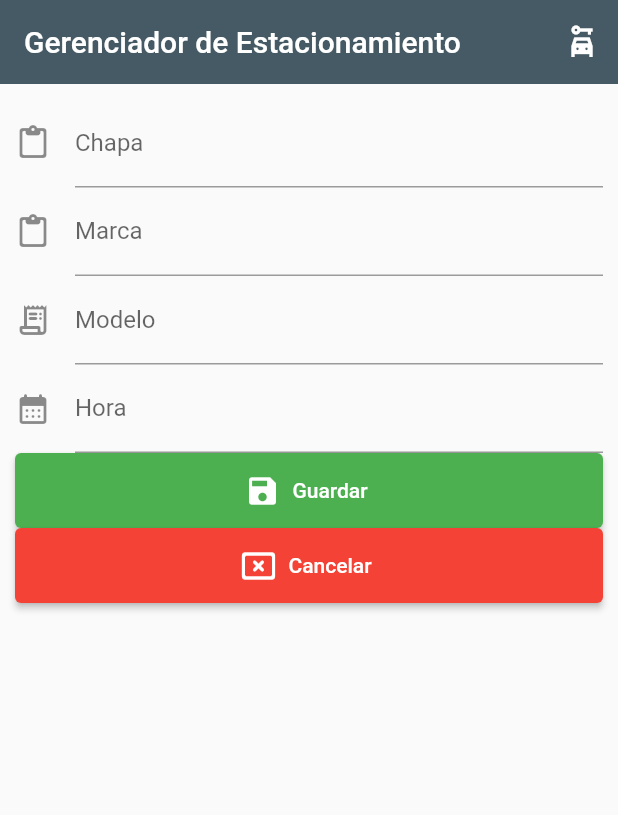
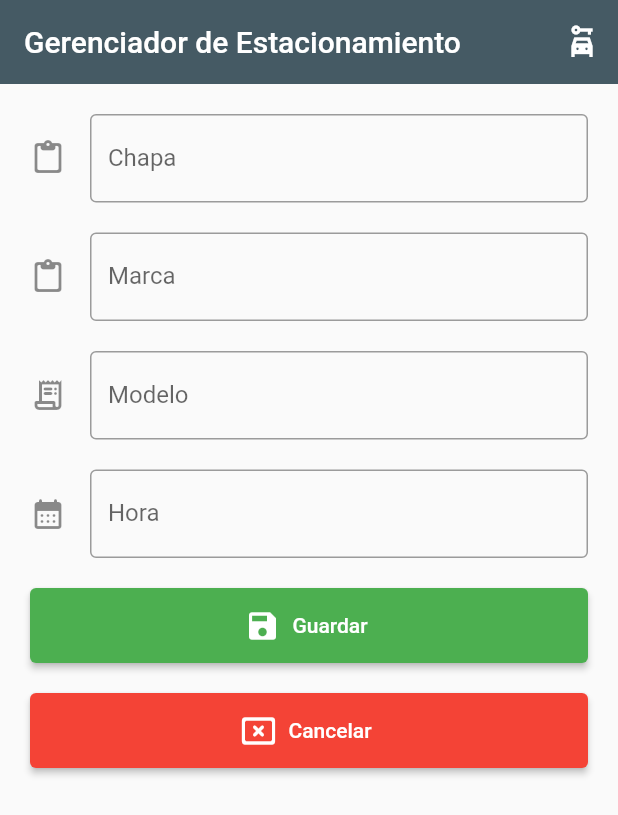
Before and after one commit to cristhiankelm/parking_management, a Flutter app: the screen it shows after launch, on a phone screen of 412 x 824 dp. Shown: the top 815 px of the screen. Run offline on Flutter 3.47's test engine with Material 2 defaults, Android fonts, the light colour scheme and no system bars.

Commit message:
fix style home screen

```diff
--- a/lib/screens/home_screens.dart
+++ b/lib/screens/home_screens.dart
@@ -6,25 +6,33 @@ class HomeScreens extends StatelessWidget {
   Widget fieldPlate() {
     return TextFormField(
         decoration: InputDecoration(
-            labelText: 'Chapa', icon: Icon(Icons.paste_rounded)));
+            labelText: 'Chapa',
+            icon: Icon(Icons.paste_rounded),
+            border: OutlineInputBorder()));
   }
 
   Widget fieldEmail() {
     return TextFormField(
         decoration: InputDecoration(
-            labelText: 'Marca', icon: Icon(Icons.paste_rounded)));
+            labelText: 'Marca',
+            icon: Icon(Icons.paste_rounded),
+            border: OutlineInputBorder()));
   }
 
   Widget fieldModel() {
     return TextFormField(
         decoration: InputDecoration(
-            labelText: 'Modelo', icon: Icon(Icons.receipt_long_rounded)));
+            labelText: 'Modelo',
+            icon: Icon(Icons.receipt_long_rounded),
+            border: OutlineInputBorder()));
   }
 
   Widget fieldClock() {
     return TextFormField(
         decoration: InputDecoration(
-            labelText: 'Hora', icon: Icon(Icons.calendar_month_rounded)));
+            labelText: 'Hora',
+            icon: Icon(Icons.calendar_month_rounded),
+            border: OutlineInputBorder()));
   }
 
   Widget buttonSave() {
@@ -59,16 +67,21 @@ class HomeScreens extends StatelessWidget {
           IconButton(onPressed: () {}, icon: Icon(Icons.car_rental_sharp))
         ],
       ),
-      body: Padding(
-        padding: EdgeInsets.all(10),
-        child: Form(
+      body: Form(
+        child: Padding(
+          padding: EdgeInsets.all(20),
           child: Column(
             children: [
               fieldPlate(),
+              SizedBox(height: 20),
               fieldEmail(),
+              SizedBox(height: 20),
               fieldModel(),
+              SizedBox(height: 20),
               fieldClock(),
+              SizedBox(height: 20),
               buttonSave(),
+              SizedBox(height: 20),
               buttonCancel(),
             ],
           ),
```
